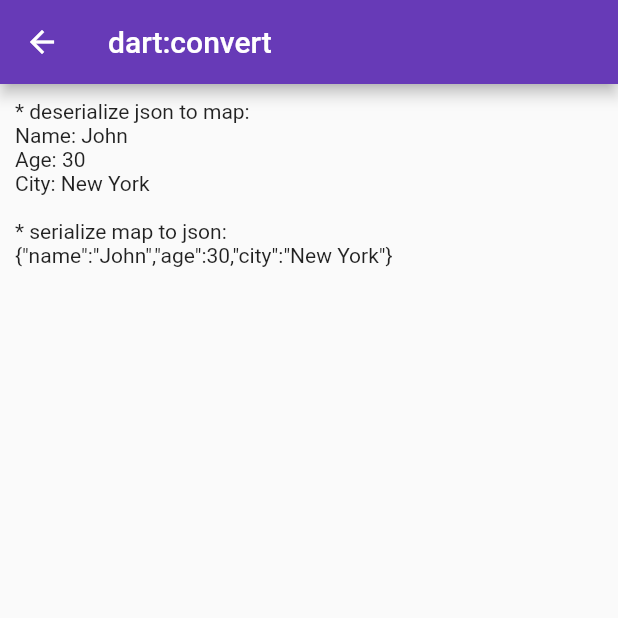
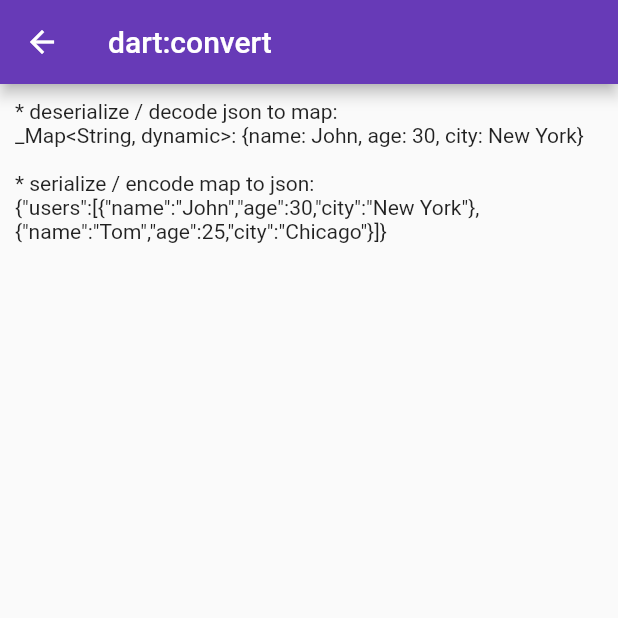
Before and after one commit to flutterrausch/flutter_examples, a Flutter app: the screen it shows after launch, after a tap on "dart:convert", on a phone screen of 412 x 824 dp, the top half of it. Run offline on Flutter 3.47's test engine with Material 2 defaults, Android fonts, the light colour scheme and no system bars; our stand-ins replace dio, flutter_riverpod; missing offline and left inert: jwt_decode.

Commit message:
[cleanup]

```diff
--- a/025__json/lib/convert_page.dart
+++ b/025__json/lib/convert_page.dart
@@ -5,27 +5,33 @@ import 'package:flutter/material.dart';
 
 const convertTitle = "dart:convert";
 
-Future<String> ConvertCode() async {
+Future<String> convertCode() async {
   String retStr = '';
 
   // deserialize json to map
-  retStr += '* deserialize json to map:\n';
+  retStr += '* deserialize / decode json to map:\n';  // / parse
   String jsonString = '{"name":"John", "age":30, "city":"New York"}';
-  Map<String, dynamic> user = jsonDecode(jsonString);
-  retStr += 'Name: ${user['name']}\n';
-  retStr += 'Age: ${user['age']}\n';
-  retStr += 'City: ${user['city']}\n\n';
+  Map<String, dynamic> user = jsonDecode(jsonString);  // var user behaves same as Map
+  retStr += '${user.runtimeType}: $user\n\n';
 
   // serialize map to json
-  retStr += '* serialize map to json:\n';
-  Map<String, dynamic> user2 = {
-    'name': 'John',
-    'age': 30,
-    'city': 'New York'
+  retStr += '* serialize / encode map to json:\n';
+  Map<String, dynamic> users2 = {
+    'users':
+    [
+      {
+        'name': 'John',
+        'age': 30,
+        'city': 'New York'
+      },
+      {
+        'name': 'Tom',
+        'age': 25,
+        'city': 'Chicago'
+      },
+    ]
   };
-  String jsonString2 = jsonEncode(user2);
-  retStr += '$jsonString2\n\n';
-
+  retStr += '${jsonEncode(users2)}\n\n';
   return retStr;
 }
 
@@ -62,7 +68,7 @@ class AsyncWidget extends StatelessWidget {
   @override
   Widget build(context) {
     return FutureBuilder<String>(
-        future: ConvertCode(),
+        future: convertCode(),
         builder: (context, AsyncSnapshot<String> snapshot) {
           if (snapshot.hasData) {
             return Text(snapshot.data!);  // ignore that it can be null
```
